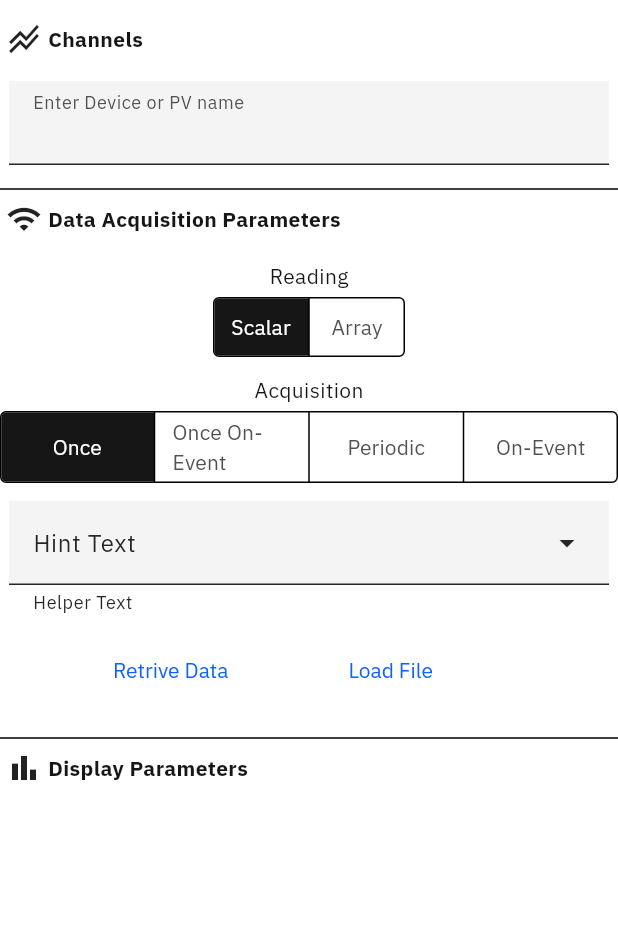
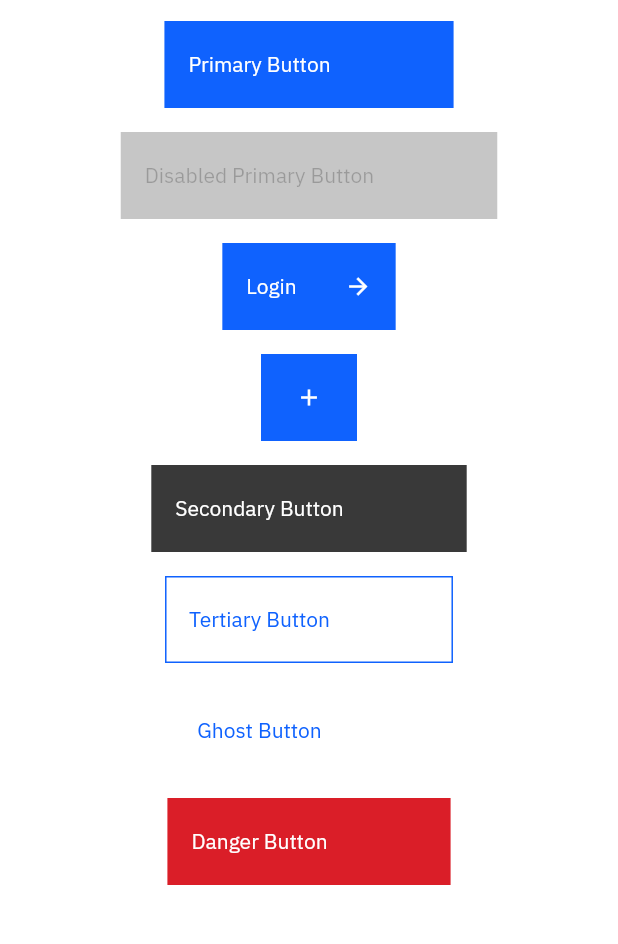
Before and after one commit to mguzman04/carbon-flutter, a Flutter app: the screen it shows after launch, on a phone screen of 412 x 824 dp, the part 63-1007 px from its top. Run offline on Flutter 3.47's test engine with Material 3 defaults, Android fonts, the phone set to English and light mode, and no system bars; project files that could hold a hidden picture were left out.

Commit message:
feat: added icon support in CarbonButton

```diff
--- /dev/null
+++ b/example/devtools_options.yaml
@@ -0,0 +1,3 @@
+description: This file stores settings for Dart & Flutter DevTools.
+documentation: https://docs.flutter.dev/tools/devtools/extensions#configure-extension-enablement-states
+extensions:
--- a/example/lib/main.dart
+++ b/example/lib/main.dart
@@ -104,7 +104,55 @@ class _MyHomePageState extends State<MyHomePage> {
       body: Center(
         child: Column(
           mainAxisAlignment: MainAxisAlignment.start,
-          children: <Widget>[
+          // children: plotSetup(carbonTheme),
+          children: buttonExample(),
+        ),
+      ),
+    );
+  }
+
+  List<Widget> buttonExample() {
+    return <Widget>[
+      CarbonElevatedButton(label: 'Primary Button', onPressed: () => {}),
+      Padding(padding: EdgeInsets.all(8.0)),
+      CarbonElevatedButton(label: 'Disabled Primary Button'),
+      Padding(padding: EdgeInsets.all(8.0)),
+      CarbonElevatedButton(
+        label: 'Login',
+        icon: Icons.arrow_forward,
+        onPressed: () => {},
+      ),
+      Padding(padding: EdgeInsets.all(8.0)),
+      CarbonElevatedButton(label: '', icon: Icons.add, onPressed: () => {}),
+      Padding(padding: EdgeInsets.all(8.0)),
+      CarbonElevatedButton(
+        label: 'Secondary Button',
+        type: CarbonButtonType.secondary,
+        onPressed: () => {},
+      ),
+      Padding(padding: EdgeInsets.all(8.0)),
+      CarbonElevatedButton(
+        label: 'Tertiary Button',
+        type: CarbonButtonType.tertiary,
+        onPressed: () => {},
+      ),
+      Padding(padding: EdgeInsets.all(8.0)),
+      CarbonElevatedButton(
+        label: 'Ghost Button',
+        type: CarbonButtonType.ghost,
+        onPressed: () => {},
+      ),
+      Padding(padding: EdgeInsets.all(8.0)),
+      CarbonElevatedButton(
+        label: 'Danger Button',
+        type: CarbonButtonType.danger,
+        onPressed: () => {},
+      ),
+    ];
+  }
+
+  List<Widget> plotSetup(CarbonColorTokens carbonTheme) {
+    return <Widget>[
       Row(
         mainAxisAlignment: MainAxisAlignment.start,
         children: [
@@ -125,9 +173,7 @@ class _MyHomePageState extends State<MyHomePage> {
         width: 400.0, // Set your desired width
         child: CarbonTextInput(labelText: 'Enter Device or PV name'),
       ),
-            Padding(
-              padding: EdgeInsetsGeometry.directional(top: 4.0, bottom: 4.0),
-            ),
+      Padding(padding: EdgeInsetsGeometry.directional(top: 4.0, bottom: 4.0)),
       Divider(),
       Row(
         mainAxisAlignment: MainAxisAlignment.start,
@@ -151,21 +197,12 @@ class _MyHomePageState extends State<MyHomePage> {
         textAlign: TextAlign.start,
       ),
       ReadingSwitch(),
-            Padding(
-              padding: EdgeInsetsGeometry.directional(top: 4.0, bottom: 4.0),
-            ),
-            Text(
-              'Acquisition',
-              style: TextStyle(color: carbonTheme.textPrimary),
-            ),
+      Padding(padding: EdgeInsetsGeometry.directional(top: 4.0, bottom: 4.0)),
+      Text('Acquisition', style: TextStyle(color: carbonTheme.textPrimary)),
       AcquisitionSwitch(),
-            Padding(
-              padding: EdgeInsetsGeometry.directional(top: 4.0, bottom: 4.0),
-            ),
+      Padding(padding: EdgeInsetsGeometry.directional(top: 4.0, bottom: 4.0)),
       CarbonDropdown(),
-            Padding(
-              padding: EdgeInsetsGeometry.directional(top: 4.0, bottom: 4.0),
-            ),
+      Padding(padding: EdgeInsetsGeometry.directional(top: 4.0, bottom: 4.0)),
       Row(
         mainAxisAlignment: MainAxisAlignment.center,
         children: [
@@ -181,9 +218,7 @@ class _MyHomePageState extends State<MyHomePage> {
           ),
         ],
       ),
-            Padding(
-              padding: EdgeInsetsGeometry.directional(top: 4.0, bottom: 4.0),
-            ),
+      Padding(padding: EdgeInsetsGeometry.directional(top: 4.0, bottom: 4.0)),
       Divider(),
       Row(
         mainAxisAlignment: MainAxisAlignment.start,
@@ -201,10 +236,7 @@ class _MyHomePageState extends State<MyHomePage> {
         ],
       ),
       Padding(padding: EdgeInsets.all(8.0)),
-          ],
-        ),
-      ),
-    );
+    ];
   }
 }
 
--- a/lib/src/widgets/carbon_buttons.dart
+++ b/lib/src/widgets/carbon_buttons.dart
@@ -40,7 +40,9 @@ ButtonStyle _carbonPrimaryButtonStyle(BuildContext context) {
     // shadowColor: ,
     // surfaceTintColor: ,
     elevation: WidgetStateProperty.all<double>(0.0),
-    padding: WidgetStateProperty.all(EdgeInsets.fromLTRB(16, 20, 64, 20)),
+    padding: WidgetStateProperty.all(
+      EdgeInsets.symmetric(vertical: 20, horizontal: 16),
+    ),
     // minimumSize: ,
     // fixedSize: ,
     // maximumSize: ,
@@ -120,7 +122,9 @@ ButtonStyle _carbonSecondaryButtonStyle(BuildContext context) {
       WidgetState.any: Colors.transparent,
     }),
     elevation: WidgetStateProperty.all<double>(0.0),
-    padding: WidgetStateProperty.all(EdgeInsets.fromLTRB(16, 20, 64, 20)),
+    padding: WidgetStateProperty.all(
+      EdgeInsets.symmetric(vertical: 20.0, horizontal: 16.0),
+    ),
     shape: WidgetStateProperty<OutlinedBorder?>.fromMap(<
       WidgetStatesConstraint,
       OutlinedBorder
@@ -195,7 +199,9 @@ ButtonStyle _carbonTertiaryButtonStyle(BuildContext context) {
       WidgetState.any: Colors.transparent,
     }),
     elevation: WidgetStateProperty.all<double>(0.0),
-    padding: WidgetStateProperty.all(EdgeInsets.fromLTRB(16, 20, 64, 20)),
+    padding: WidgetStateProperty.all(
+      EdgeInsets.symmetric(vertical: 20, horizontal: 16),
+    ),
     shape: WidgetStateProperty<OutlinedBorder?>.fromMap(
       <WidgetStatesConstraint, OutlinedBorder>{
         WidgetState.focused: RoundedRectangleBorder(
@@ -279,7 +285,9 @@ ButtonStyle _carbonGhostButtonStyle(BuildContext context) {
       WidgetState.any: Colors.transparent,
     }),
     elevation: WidgetStateProperty.all<double>(0.0),
-    padding: WidgetStateProperty.all(EdgeInsets.fromLTRB(16, 20, 64, 20)),
+    padding: WidgetStateProperty.all(
+      EdgeInsets.symmetric(vertical: 20, horizontal: 16),
+    ),
     shape: WidgetStateProperty<OutlinedBorder?>.fromMap(
       <WidgetStatesConstraint, OutlinedBorder>{
         WidgetState.focused: RoundedRectangleBorder(
@@ -348,7 +356,9 @@ ButtonStyle _carbonDangerButtonStyle(BuildContext context) {
       WidgetState.any: Colors.transparent,
     }),
     elevation: WidgetStateProperty.all<double>(0.0),
-    padding: WidgetStateProperty.all(EdgeInsets.fromLTRB(16, 20, 64, 20)),
+    padding: WidgetStateProperty.all(
+      EdgeInsets.symmetric(vertical: 20, horizontal: 16),
+    ),
     side: WidgetStateProperty.resolveWith((Set<WidgetState> states) {
       if (states.contains(WidgetState.pressed) ||
           states.contains(WidgetState.focused)) {
@@ -436,7 +446,9 @@ ButtonStyle _carbonDangerTertiaryButtonStyle(BuildContext context) {
       WidgetState.any: Colors.transparent,
     }),
     elevation: WidgetStateProperty.all<double>(0.0),
-    padding: WidgetStateProperty.all(EdgeInsets.fromLTRB(16, 20, 64, 20)),
+    padding: WidgetStateProperty.all(
+      EdgeInsets.symmetric(vertical: 20, horizontal: 16),
+    ),
     side: WidgetStateProperty.resolveWith((Set<WidgetState> states) {
       if (states.contains(WidgetState.pressed) ||
           states.contains(WidgetState.focused)) {
@@ -523,7 +535,9 @@ ButtonStyle _carbonDangerGhostButtonStyle(BuildContext context) {
       WidgetState.any: Colors.transparent,
     }),
     elevation: WidgetStateProperty.all<double>(0.0),
-    padding: WidgetStateProperty.all(EdgeInsets.fromLTRB(16, 20, 64, 20)),
+    padding: WidgetStateProperty.all(
+      EdgeInsets.symmetric(vertical: 20, horizontal: 16),
+    ),
     side: WidgetStateProperty.resolveWith((Set<WidgetState> states) {
       if (states.contains(WidgetState.pressed) ||
           states.contains(WidgetState.focused)) {
@@ -588,8 +602,11 @@ enum CarbonButtonType {
 class CarbonElevatedButton extends StatelessWidget {
   final String label;
   final VoidCallback? onPressed;
+  final VoidCallback? onLongPress;
+  final ValueChanged<bool>? onHover;
   final bool isEnabled;
   final CarbonButtonType type;
+  final IconData? icon;
 
   /// Create a Carbon-styled button.
   ///
@@ -600,6 +617,9 @@ class CarbonElevatedButton extends StatelessWidget {
     this.onPressed,
     this.isEnabled = true,
     this.type = CarbonButtonType.primary,
+    this.icon,
+    this.onLongPress,
+    this.onHover,
   });
 
   @override
@@ -618,7 +638,29 @@ class CarbonElevatedButton extends StatelessWidget {
     return ElevatedButton(
       style: carbonButtonStyle,
       onPressed: isEnabled ? onPressed : null,
-      child: Text(label),
+      child: _ButtonChild(label: label, icon: icon),
     );
   }
 }
+
+class _ButtonChild extends StatelessWidget {
+  final String label;
+  final IconData? icon;
+
+  const _ButtonChild({super.key, required this.label, this.icon});
+
+  @override
+  Widget build(BuildContext context) {
+    return Row(
+      mainAxisSize: MainAxisSize.min,
+      children: [
+        Text(label),
+        if (label != '' && icon == null)
+          SizedBox(width: 48.0)
+        else if (label != '' && icon != null)
+          SizedBox(width: 32.0),
+        Icon(icon),
+      ],
+    );
+  }
+}
```
Also changed, not shown: 1 other file. Lines whose indentation alone changed are shown as unchanged.
